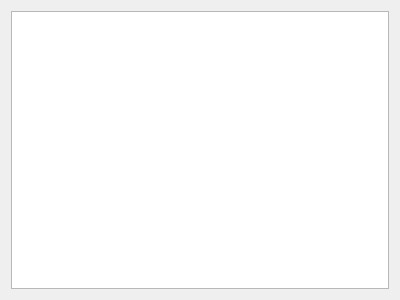
The window that kgalileicenter/kviewstats.ui (pfrancq/galilei) describes before a commit, drawn with Qt 5.
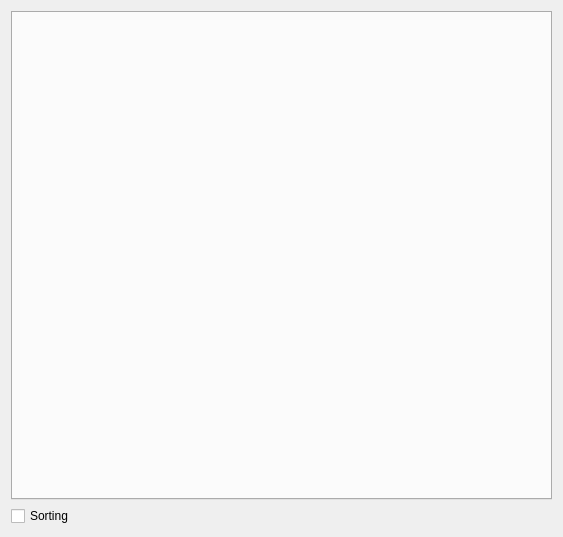
The same window after the commit.

What changed in the file:
```diff
--- a/kgalileicenter/kviewstats.ui
+++ b/kgalileicenter/kviewstats.ui
@@ -6,8 +6,8 @@
    <rect>
     <x>0</x>
     <y>0</y>
-    <width>400</width>
-    <height>300</height>
+    <width>563</width>
+    <height>537</height>
    </rect>
   </property>
   <property name="windowTitle">
@@ -15,12 +15,12 @@
   </property>
   <layout class="QVBoxLayout" name="verticalLayout">
    <item>
-    <widget class="QPlainTextEdit" name="Results">
-     <property name="documentTitle">
-      <string/>
-     </property>
-     <property name="readOnly">
-      <bool>true</bool>
+    <widget class="QTabWidget" name="Stats"/>
+   </item>
+   <item>
+    <widget class="QCheckBox" name="Sorting">
+     <property name="text">
+      <string>Sorting</string>
      </property>
     </widget>
    </item>
```
